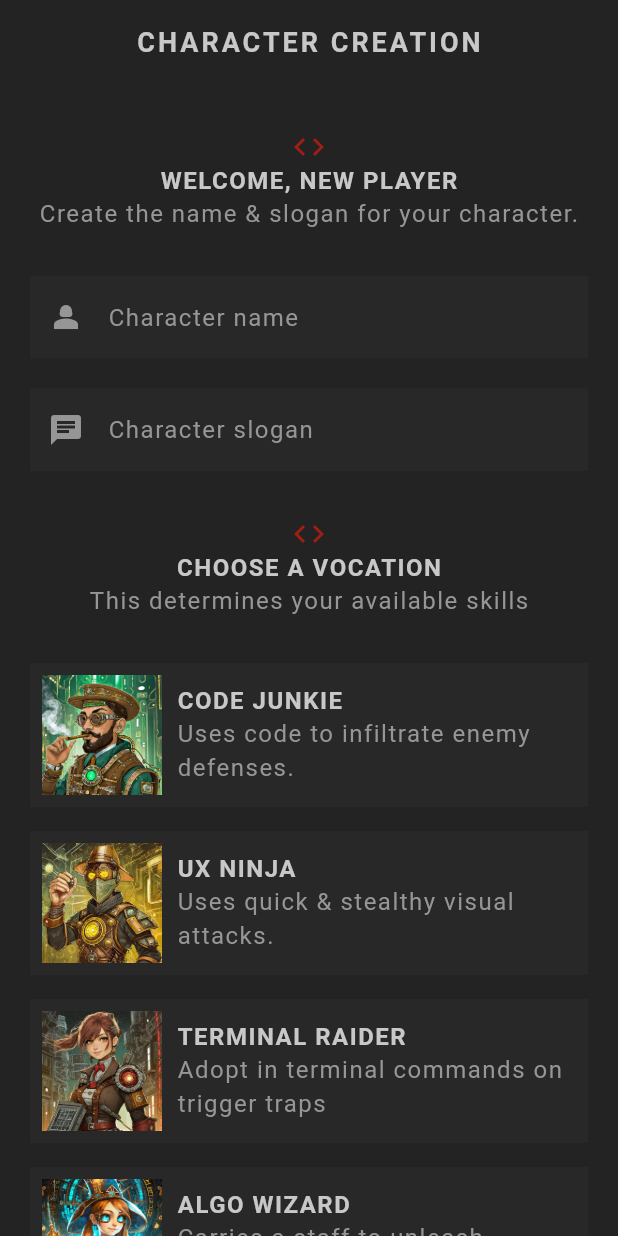
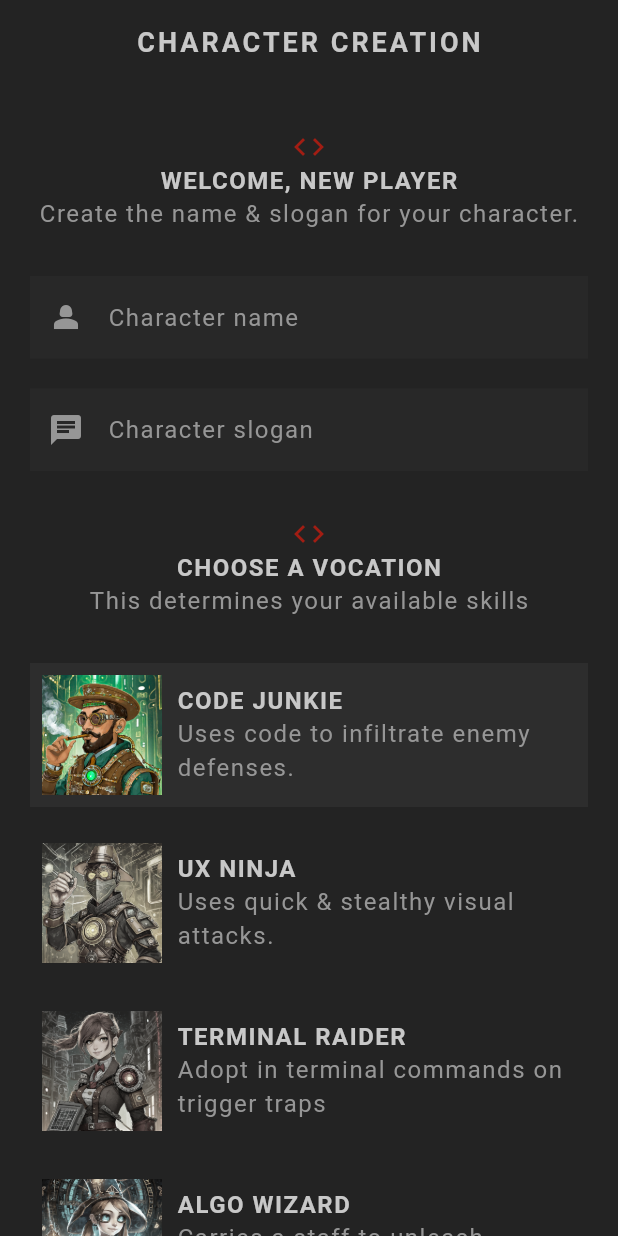
Before and after one commit to jamesthegreat2021/flutter-rpg, a Flutter app: the screen it shows after launch, on a phone screen of 412 x 824 dp. Run offline on Flutter 3.47's test engine with Material 3 defaults, Android fonts, the phone set to English and light mode, and no system bars; our stand-ins replace google_fonts; Roboto replaces fonts that are missing (Kanit).

```diff
--- a/lib/screens/create/create.dart
+++ b/lib/screens/create/create.dart
@@ -1,10 +1,14 @@
 import 'package:flutter/material.dart';
+import 'package:flutter_rpg/models/characters.dart';
 import 'package:flutter_rpg/models/vocation.dart';
 import 'package:flutter_rpg/screens/create/vocation_card.dart';
 import 'package:flutter_rpg/shared/styled_text.dart';
 import 'package:flutter_rpg/styled_button.dart';
 import 'package:flutter_rpg/theme.dart';
 import 'package:google_fonts/google_fonts.dart';
+import 'package:uuid/uuid.dart';
+
+var uuid = const Uuid();
 
 class Create extends StatefulWidget {
   const Create({super.key});
@@ -17,6 +21,7 @@ class _CreateState extends State<Create> {
 
   final _nameController = TextEditingController();
   final _sloganController = TextEditingController();
+
   @override
   void dispose(){
     _nameController.dispose();
@@ -24,20 +29,35 @@ class _CreateState extends State<Create> {
     super.dispose();
   }
 
+  //handling vocations selection
+  Vocation selectedVocaton = Vocation.junkie;
+
+
+//this is tricky but understandable
+  void updateVocation(Vocation vocation){
+   setState(() {
+     selectedVocaton = vocation;
+   });
+  }
+
   //submitting handler
 
   void handleSubmit(){
     if(_nameController.text.trim().isEmpty){
-      print('Name must not be empty');
-      return;
+      //show error dialogue
     }
     //trim will remove the white spaces//
     if(_sloganController.text.trim().isEmpty) {
-      print('Slogan field must not be empty');
-      return;
+      //show error dialogue
     }
-    print(_nameController.text);
-    print(_sloganController.text);
+    characters.add(
+      Character(
+        name: _nameController.text.trim(),
+        slogan: _sloganController.text.trim(),
+        id: uuid.v4(),
+        vocation: selectedVocaton
+        )
+    );
   }
 
   @override
@@ -102,18 +122,45 @@ class _CreateState extends State<Create> {
               ),
               const SizedBox(height: 30,),
 
-              const VocationCard(
+        //remember the function will only be the property of the object
+        //whenever the user does taps it will be automatically invoked triggering the widget build
+
+            VocationCard(
+              //these are constants instances, they will have to be the same
+              selected: selectedVocaton == Vocation.junkie,
+                onTap: updateVocation,
                  vocation: Vocation.junkie,
               ),
-              const VocationCard(
+            VocationCard(
+              selected: selectedVocaton == Vocation.ninja,
+                onTap: updateVocation,
                 vocation: Vocation.ninja,
               ),
-              const VocationCard(
+              VocationCard(
+                selected: selectedVocaton == Vocation.raider,
+                onTap: updateVocation,
                 vocation: Vocation.raider,
               ),
-              const VocationCard(
+           VocationCard(
+            selected: selectedVocaton == Vocation.wizard,
+                onTap: updateVocation,
                 vocation: Vocation.wizard,
               ),
+              const SizedBox(
+                height: 30,),
+
+              Center(
+                child: Icon(Icons.code, color: AppColors.primaryColor,),
+
+              ),
+              Center(
+                child: StyledHeading('Good Luck'),
+              ),
+              const Center(
+                child: StyledText('And enjoy the journey'),
+              ),
+              const SizedBox(
+                height: 30,),
 
 
               StyledButton(
--- a/lib/screens/create/vocation_card.dart
+++ b/lib/screens/create/vocation_card.dart
@@ -1,26 +1,43 @@
 import 'package:flutter/material.dart';
 import 'package:flutter_rpg/models/vocation.dart';
 import 'package:flutter_rpg/shared/styled_text.dart';
+import 'package:flutter_rpg/theme.dart';
 
 class VocationCard extends StatelessWidget {
 
   const VocationCard(
     {super.key,
     required this.vocation,
+    required this.onTap,
+    required this.selected,
 
     });
 
     final Vocation vocation;
+    final void Function(Vocation) onTap;
+    final bool selected;
 
   @override
   Widget build(BuildContext context) {
-    return Card(
+    return GestureDetector(
+
+      onTap: (){
+         onTap(vocation);
+         },
+      child: Card(
+        color: selected ? AppColors.secondaryColor : Colors.transparent,
+
         child: Padding(
           padding: EdgeInsets.all(8),
           child: Row(
             children: [
               //vocation image
-            Image.asset('assets/img/vocations/${vocation.image}', width: 80,),
+              Image.asset('assets/img/vocations/${vocation.image}',
+              width: 80,
+              //color blend mode does the magic
+              colorBlendMode: BlendMode.color,
+              color: !selected ? Colors.black.withOpacity(0.8) : Colors.transparent,
+              ),
 
               const SizedBox(width: 10,),
 
@@ -35,6 +52,7 @@ class VocationCard extends StatelessWidget {
               ),
             ],),
         ),
+      ),
     );
   }
 }
--- a/pubspec.yaml
+++ b/pubspec.yaml
@@ -35,6 +35,7 @@ dependencies:
   # Use with the CupertinoIcons class for iOS style icons.
   cupertino_icons: ^1.0.8
   google_fonts: ^6.2.1
+  uuid: ^4.5.1
 
 dev_dependencies:
   flutter_test:
```
Also changed, not shown: pubspec.lock. Lines whose indentation alone changed are shown as unchanged.
